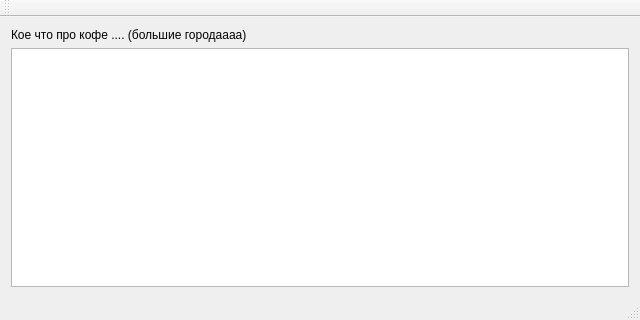
Before: the Qt Designer form main.ui in kekalinin/intro-rep-4, drawn with Qt 5.
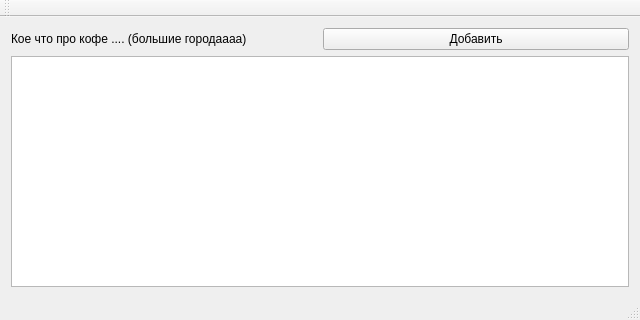
After: the same form once the commit is applied.

```diff
--- a/main.ui
+++ b/main.ui
@@ -37,6 +37,13 @@
     <item row="1" column="0" colspan="2">
      <widget class="QTableWidget" name="tableWidget"/>
     </item>
+    <item row="0" column="1">
+     <widget class="QPushButton" name="addCoffee">
+      <property name="text">
+       <string>Добавить</string>
+      </property>
+     </widget>
+    </item>
    </layout>
   </widget>
   <widget class="QMenuBar" name="menuBar">
```
